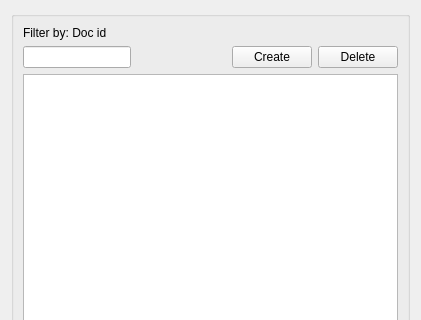
Above: core/ui/toolbars/edit/doc_manager.ui from Giswater/giswater_qgis_plugin before the change; both pictures show x 0 to 421 and y 0 to 320 of the 421 by 785 pixel window. Below: the same form after it.
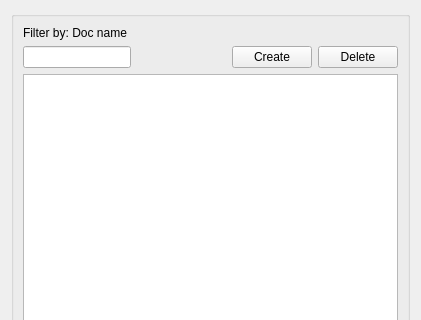
That is the form after the change.

Commit message: fix(document): make editable only in management, btn create only create new show warning if same name

Patch:
```diff
--- a/core/ui/toolbars/edit/doc_manager.ui
+++ b/core/ui/toolbars/edit/doc_manager.ui
@@ -56,7 +56,7 @@
       <item row="0" column="0">
        <widget class="QLabel" name="lbl_doc_id">
         <property name="text">
-         <string>Filter by: Doc id</string>
+         <string>Filter by: Doc name</string>
         </property>
        </widget>
       </item>
```
Left out of the diff: 2 changed lines with no effect on the pictures. The commit also changes 1 other file.
